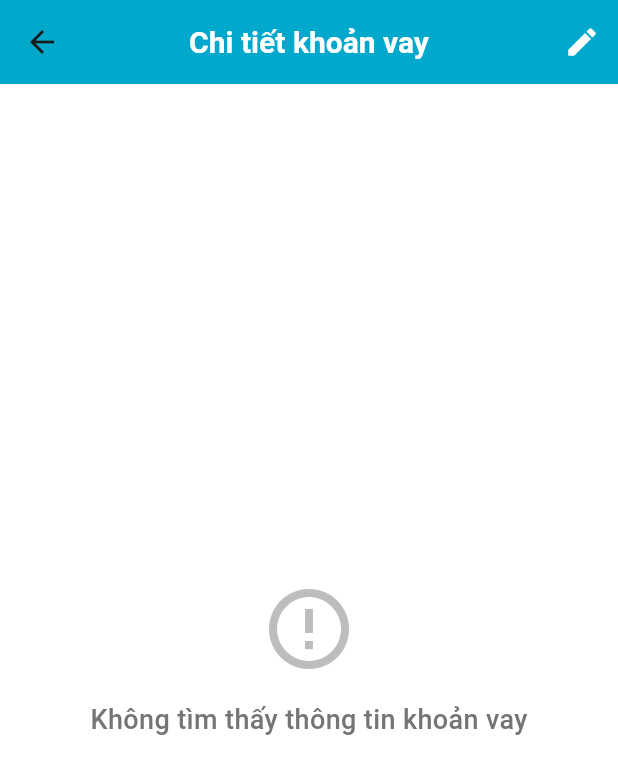
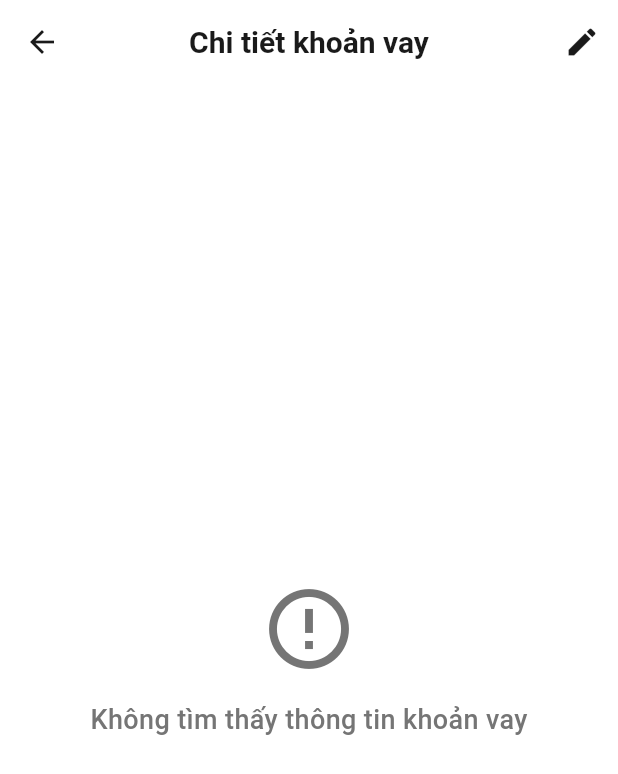
Before and after one commit to HaoAboutMe/DACN-FlutterApp-QLCT, a Flutter app: the LoanDetailScreen screen opened directly with empty values, after a tap on the "edit" icon, on a phone screen of 412 x 824 dp. Shown: the top 774 px of the screen. Run offline on Flutter 3.47's test engine with Material 3 defaults, Android fonts, the phone set to English and light mode, and no system bars; our stand-ins replace shared_preferences, sqflite; accounts and stored records are empty.

Commit message:
Add DarkMode to Loan_Detail_Screen

```diff
--- a/lib/screens/loan/loan_detail_screen.dart
+++ b/lib/screens/loan/loan_detail_screen.dart
@@ -3,7 +3,6 @@
 import '../../models/transaction.dart' as transaction_model;
 import '../../utils/currency_formatter.dart';
 import '../../database/database_helper.dart';
-import '../home/home_colors.dart';
 import 'edit_loan_screen.dart';
 import '../main_navigation_wrapper.dart';
 
@@ -87,8 +86,8 @@
     final status = _getStatusText();
     if (status == 'Quá hạn') return Colors.red;
     if (status == 'Sắp hết hạn') return Colors.orange;
-    if (status == 'Đã thanh toán') return HomeColors.income; // ✅ Màu xanh lá cho đã thanh toán
-    return HomeColors.income;
+    if (status == 'Đã thanh toán') return const Color(0xFF4CAF50); // Green for completed
+    return const Color(0xFF4CAF50); // Green for active
   }
 
   String _getBadgeText() {
@@ -97,8 +96,10 @@
   }
 
   Color _getLoanColor() {
-    if (_loan == null) return HomeColors.primary;
-    return _loan!.loanType == 'lend' ? HomeColors.loanGiven : HomeColors.loanReceived;
+    if (_loan == null) return const Color(0xFF00A8CC); // Default blue
+    return _loan!.loanType == 'lend'
+        ? const Color(0xFFFFA726)  // Orange for lending
+        : const Color(0xFF9575CD); // Purple for borrowing
   }
 
   Future<void> _navigateToEditLoan() async {
@@ -135,7 +136,7 @@
                 ),
               ],
             ),
-            backgroundColor: HomeColors.income,
+            backgroundColor: const Color(0xFF4CAF50), // Green for success
             behavior: SnackBarBehavior.floating,
             shape: RoundedRectangleBorder(borderRadius: BorderRadius.circular(8)),
             duration: const Duration(seconds: 3),
@@ -164,15 +165,18 @@
     }
 
     // Show confirmation dialog
+    final theme = Theme.of(context);
+    final colorScheme = theme.colorScheme;
+
     final confirmed = await showDialog<bool>(
       context: context,
       builder: (ctx) => AlertDialog(
-        backgroundColor: HomeColors.cardBackground,
+        backgroundColor: colorScheme.surfaceContainerHighest,
         shape: RoundedRectangleBorder(borderRadius: BorderRadius.circular(16)),
-        title: const Text(
+        title: Text(
           '💰 Xác nhận thanh toán',
           style: TextStyle(
-            color: HomeColors.textPrimary,
+            color: colorScheme.onSurface,
             fontWeight: FontWeight.bold,
             fontSize: 18,
           ),
@@ -185,8 +189,8 @@
               _loan!.loanType == 'lend'
                   ? 'Xác nhận rằng ${_loan!.personName} đã trả nợ?'
                   : 'Xác nhận rằng bạn đã trả nợ cho ${_loan!.personName}?',
-              style: const TextStyle(
-                color: HomeColors.textSecondary,
+              style: TextStyle(
+                color: colorScheme.onSurfaceVariant,
                 fontSize: 16,
               ),
             ),
@@ -223,7 +227,7 @@
                   : '⚠️ Số dư sẽ bị trừ ${CurrencyFormatter.formatVND(_loan!.amount)}',
               style: TextStyle(
                 fontSize: 12,
-                color: Colors.grey[600],
+                color: colorScheme.onSurfaceVariant,
                 fontStyle: FontStyle.italic,
               ),
             ),
@@ -232,15 +236,15 @@
         actions: [
           TextButton(
             onPressed: () => Navigator.pop(ctx, false),
-            child: const Text(
+            child: Text(
               'Hủy',
-              style: TextStyle(color: Colors.grey, fontWeight: FontWeight.w600),
+              style: TextStyle(color: colorScheme.onSurfaceVariant, fontWeight: FontWeight.w600),
             ),
           ),
           ElevatedButton(
             onPressed: () => Navigator.pop(ctx, true),
             style: ElevatedButton.styleFrom(
-              backgroundColor: HomeColors.income,
+              backgroundColor: const Color(0xFF4CAF50), // Green for success
               foregroundColor: Colors.white,
               shape: RoundedRectangleBorder(
                 borderRadius: BorderRadius.circular(8),
@@ -334,7 +338,7 @@
               ),
             ],
           ),
-          backgroundColor: HomeColors.income,
+          backgroundColor: const Color(0xFF4CAF50), // Green for success
           behavior: SnackBarBehavior.floating,
           shape: RoundedRectangleBorder(borderRadius: BorderRadius.circular(8)),
           duration: const Duration(seconds: 4),
@@ -377,6 +381,9 @@
     Color? valueColor,
     TextStyle? valueStyle,
   }) {
+    final theme = Theme.of(context);
+    final colorScheme = theme.colorScheme;
+
     return Padding(
       padding: const EdgeInsets.symmetric(vertical: 8),
       child: Row(
@@ -385,10 +392,10 @@
           Container(
             padding: const EdgeInsets.all(8),
             decoration: BoxDecoration(
-              color: HomeColors.primary.withValues(alpha: 0.1),
+              color: colorScheme.primary.withValues(alpha: 0.1),
               borderRadius: BorderRadius.circular(8),
             ),
-            child: Icon(icon, color: HomeColors.primary, size: 20),
+            child: Icon(icon, color: colorScheme.primary, size: 20),
           ),
           const SizedBox(width: 12),
           Expanded(
@@ -398,7 +405,7 @@
               style: TextStyle(
                 fontSize: 14,
                 fontWeight: FontWeight.w500,
-                color: HomeColors.textSecondary,
+                color: colorScheme.onSurfaceVariant,
               ),
             ),
           ),
@@ -411,7 +418,7 @@
                   TextStyle(
                     fontSize: 14,
                     fontWeight: FontWeight.w600,
-                    color: valueColor ?? HomeColors.textPrimary,
+                    color: valueColor ?? colorScheme.onSurface,
                   ),
               textAlign: TextAlign.end,
             ),
@@ -426,15 +433,18 @@
     required IconData titleIcon,
     required List<Widget> children,
   }) {
+    final theme = Theme.of(context);
+    final colorScheme = theme.colorScheme;
+
     return Container(
       margin: const EdgeInsets.only(bottom: 16),
       padding: const EdgeInsets.all(20),
       decoration: BoxDecoration(
-        color: HomeColors.cardBackground,
+        color: colorScheme.surfaceContainerHighest,
         borderRadius: BorderRadius.circular(16),
         boxShadow: [
           BoxShadow(
-            color: HomeColors.cardShadow,
+            color: colorScheme.shadow.withValues(alpha: 0.1),
             blurRadius: 8,
             offset: const Offset(0, 2),
           ),
@@ -445,14 +455,14 @@
         children: [
           Row(
             children: [
-              Icon(titleIcon, color: HomeColors.primary, size: 24),
+              Icon(titleIcon, color: colorScheme.primary, size: 24),
               const SizedBox(width: 8),
               Text(
                 title,
                 style: TextStyle(
                   fontSize: 18,
                   fontWeight: FontWeight.bold,
-                  color: HomeColors.primary,
+                  color: colorScheme.primary,
                 ),
               ),
             ],
@@ -466,23 +476,27 @@
 
   @override
   Widget build(BuildContext context) {
+    final theme = Theme.of(context);
+    final colorScheme = theme.colorScheme;
+
     return Scaffold(
-      backgroundColor: HomeColors.background,
+      backgroundColor: colorScheme.surface,
       appBar: AppBar(
-        title: const Text(
+        title: Text(
           'Chi tiết khoản vay',
           style: TextStyle(
-            color: Colors.white,
+            color: colorScheme.onSurface,
             fontWeight: FontWeight.bold,
             fontSize: 20,
           ),
         ),
-        backgroundColor: HomeColors.primary,
-        foregroundColor: Colors.white,
+        backgroundColor: colorScheme.surface,
+        foregroundColor: colorScheme.onSurface,
         elevation: 0,
+        iconTheme: IconThemeData(color: colorScheme.onSurface),
         actions: [
           IconButton(
-            icon: const Icon(Icons.edit, color: Colors.white),
+            icon: Icon(Icons.edit, color: colorScheme.onSurface),
             onPressed: _navigateToEditLoan,
             tooltip: 'Chỉnh sửa',
           ),
@@ -494,14 +508,14 @@
                 mainAxisAlignment: MainAxisAlignment.center,
                 children: [
                   CircularProgressIndicator(
-                    valueColor: AlwaysStoppedAnimation<Color>(HomeColors.primary),
+                    valueColor: AlwaysStoppedAnimation<Color>(colorScheme.primary),
                     strokeWidth: 3,
                   ),
                   const SizedBox(height: 16),
                   Text(
                     'Đang tải dữ liệu...',
                     style: TextStyle(
-                      color: HomeColors.textSecondary,
+                      color: colorScheme.onSurfaceVariant,
                       fontSize: 16,
                     ),
                   ),
@@ -516,14 +530,14 @@
                       Icon(
                         Icons.error_outline,
                         size: 64,
-                        color: Colors.grey[400],
+                        color: colorScheme.onSurfaceVariant,
                       ),
                       const SizedBox(height: 16),
                       Text(
                         'Không tìm thấy thông tin khoản vay',
                         style: TextStyle(
                           fontSize: 18,
-                          color: Colors.grey[600],
+                          color: colorScheme.onSurfaceVariant,
                           fontWeight: FontWeight.w500,
                         ),
                       ),
@@ -662,7 +676,7 @@
                               icon: Icons.phone,
                               label: 'Số điện thoại',
                               value: _loan!.personPhone!,
-                              valueColor: HomeColors.primary,
+                              valueColor: colorScheme.primary,
                             ),
                         ],
                       ),
@@ -726,11 +740,11 @@
                                 icon: Icons.check_circle,
                                 label: 'Ngày thanh toán',
                                 value: '${_loan!.paidDate!.day}/${_loan!.paidDate!.month}/${_loan!.paidDate!.year}',
-                                valueColor: HomeColors.income,
-                                valueStyle: TextStyle(
+                                valueColor: const Color(0xFF4CAF50),
+                                valueStyle: const TextStyle(
                                   fontSize: 14,
                                   fontWeight: FontWeight.bold,
-                                  color: HomeColors.income,
+                                  color: Color(0xFF4CAF50),
                                 ),
                               ),
                           ],
@@ -749,7 +763,7 @@
                 if (_loan!.status != 'completed' && _loan!.status != 'paid')
                   FloatingActionButton.extended(
                     onPressed: _markLoanAsPaid,
-                    backgroundColor: HomeColors.income,
+                    backgroundColor: const Color(0xFF4CAF50), // Green for success
                     heroTag: 'markPaid',
                     icon: const Icon(Icons.check_circle, color: Colors.white),
                     label: Text(
@@ -765,7 +779,7 @@
                 // Edit button
                 FloatingActionButton.extended(
                   onPressed: _navigateToEditLoan,
-                  backgroundColor: HomeColors.primary,
+                  backgroundColor: colorScheme.primary,
                   heroTag: 'edit',
                   icon: const Icon(Icons.edit, color: Colors.white),
                   label: const Text(
```
